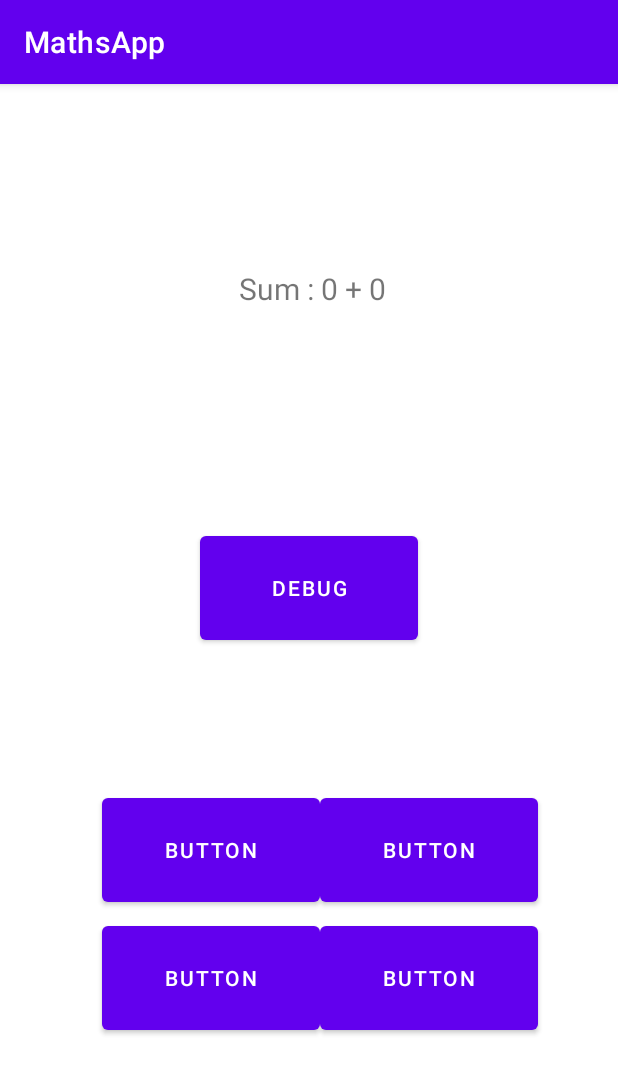
After one commit to S-Riches/MathsApp, an Android app: the Level0 screen opened directly, with no data from a screen before it, on a phone screen of 412 x 824 dp. The commit adds this screen. Shown: the top 1074 px of the screen. Run offline under Robolectric (Android 15) with nearby library versions, the phone set to English and light mode, and no system bars.

Commit message:
created two different pages, needs work for the random number generation IMO

```diff
--- a/app/src/main/AndroidManifest.xml
+++ b/app/src/main/AndroidManifest.xml
@@ -10,6 +10,9 @@
         android:supportsRtl="true"
         android:theme="@style/Theme.MathsApp">
         <activity
+            android:name=".Level0"
+            android:exported="false" />
+        <activity
             android:name=".MainActivity"
             android:exported="true">
             <intent-filter>
--- /dev/null
+++ b/app/src/main/java/com/example/mathsapp/Level0.java
@@ -0,0 +1,40 @@
+package com.example.mathsapp;
+
+import androidx.appcompat.app.AppCompatActivity;
+import android.widget.Button;
+import android.view.View;
+import android.content.Intent;
+import android.os.Bundle;
+import android.widget.TextView;
+
+import java.util.Random;
+
+
+public class Level0 extends AppCompatActivity {
+
+    @Override
+    protected void onCreate(Bundle savedInstanceState) {
+        super.onCreate(savedInstanceState);
+        setContentView(R.layout.activity_level0);
+
+        Button Question = (Button) findViewById(R.id.Debug);
+        TextView QuestionDisplay = (TextView) findViewById(R.id.textView);
+
+        // declared two numbers to hold the value of the question numbers
+        int numberOne = 0;
+        int numberTwo = 0;
+
+        Question.setOnClickListener(new View.OnClickListener() {
+            @Override
+            public void onClick(View view) {
+                // declared two numbers to hold the value of the question numbers
+                Random r = new Random();
+                // create two random numbers between 1 and 12
+                int numberOne = r.nextInt(11)+1;
+                int numberTwo = r.nextInt(11)+1;
+
+                QuestionDisplay.setText(numberOne + numberTwo);
+            }
+        });
+    }
+}
--- /dev/null
+++ b/app/src/main/res/layout/activity_level0.xml
@@ -0,0 +1,83 @@
+<?xml version="1.0" encoding="utf-8"?>
+<androidx.constraintlayout.widget.ConstraintLayout xmlns:android="http://schemas.android.com/apk/res/android"
+    xmlns:app="http://schemas.android.com/apk/res-auto"
+    xmlns:tools="http://schemas.android.com/tools"
+    android:layout_width="match_parent"
+    android:layout_height="match_parent"
+    tools:context=".Level0">
+
+    <Button
+        android:id="@+id/button5"
+        android:layout_width="145dp"
+        android:layout_height="81dp"
+        android:text="Button"
+        app:layout_constraintBottom_toBottomOf="parent"
+        app:layout_constraintEnd_toEndOf="parent"
+        app:layout_constraintHorizontal_bias="0.255"
+        app:layout_constraintStart_toStartOf="parent"
+        app:layout_constraintTop_toTopOf="parent"
+        app:layout_constraintVertical_bias="0.684" />
+
+    <Button
+        android:id="@+id/button7"
+        android:layout_width="145dp"
+        android:layout_height="81dp"
+        android:text="Button"
+        app:layout_constraintBottom_toBottomOf="parent"
+        app:layout_constraintEnd_toEndOf="parent"
+        app:layout_constraintHorizontal_bias="0.255"
+        app:layout_constraintStart_toStartOf="parent"
+        app:layout_constraintTop_toTopOf="parent"
+        app:layout_constraintVertical_bias="0.809" />
+
+    <Button
+        android:id="@+id/button3"
+        android:layout_width="145dp"
+        android:layout_height="81dp"
+        android:text="Button"
+        app:layout_constraintBottom_toBottomOf="parent"
+        app:layout_constraintEnd_toEndOf="parent"
+        app:layout_constraintHorizontal_bias="0.8"
+        app:layout_constraintStart_toStartOf="parent"
+        app:layout_constraintTop_toTopOf="parent"
+        app:layout_constraintVertical_bias="0.684" />
+
+    <Button
+        android:id="@+id/Debug"
+        android:layout_width="145dp"
+        android:layout_height="81dp"
+        android:text="Debug"
+        app:layout_constraintBottom_toBottomOf="parent"
+        app:layout_constraintEnd_toEndOf="parent"
+        app:layout_constraintStart_toStartOf="parent"
+        app:layout_constraintTop_toTopOf="parent"
+        app:layout_constraintVertical_bias="0.43" />
+
+    <Button
+        android:id="@+id/button6"
+        android:layout_width="145dp"
+        android:layout_height="81dp"
+        android:text="Button"
+        app:layout_constraintBottom_toBottomOf="parent"
+        app:layout_constraintEnd_toEndOf="parent"
+        app:layout_constraintHorizontal_bias="0.8"
+        app:layout_constraintStart_toStartOf="parent"
+        app:layout_constraintTop_toTopOf="parent"
+        app:layout_constraintVertical_bias="0.809" />
+
+    <TextView
+        android:id="@+id/txt_viewer"
+        android:layout_width="228dp"
+        android:layout_height="63dp"
+        android:layout_marginStart="176dp"
+        android:layout_marginEnd="178dp"
+        android:text="Sum : 0 + 0"
+        android:textAlignment="center"
+        android:textSize="20sp"
+        app:layout_constraintBottom_toBottomOf="parent"
+        app:layout_constraintEnd_toEndOf="parent"
+        app:layout_constraintHorizontal_bias="0.485"
+        app:layout_constraintStart_toStartOf="parent"
+        app:layout_constraintTop_toTopOf="parent"
+        app:layout_constraintVertical_bias="0.174" />
+</androidx.constraintlayout.widget.ConstraintLayout>
```
Also changed, not shown: app/src/main/java/com/example/mathsapp/MainActivity.java (+20 -4 lines), app/src/main/res/layout/activity_main.xml (+43 -1 lines).
